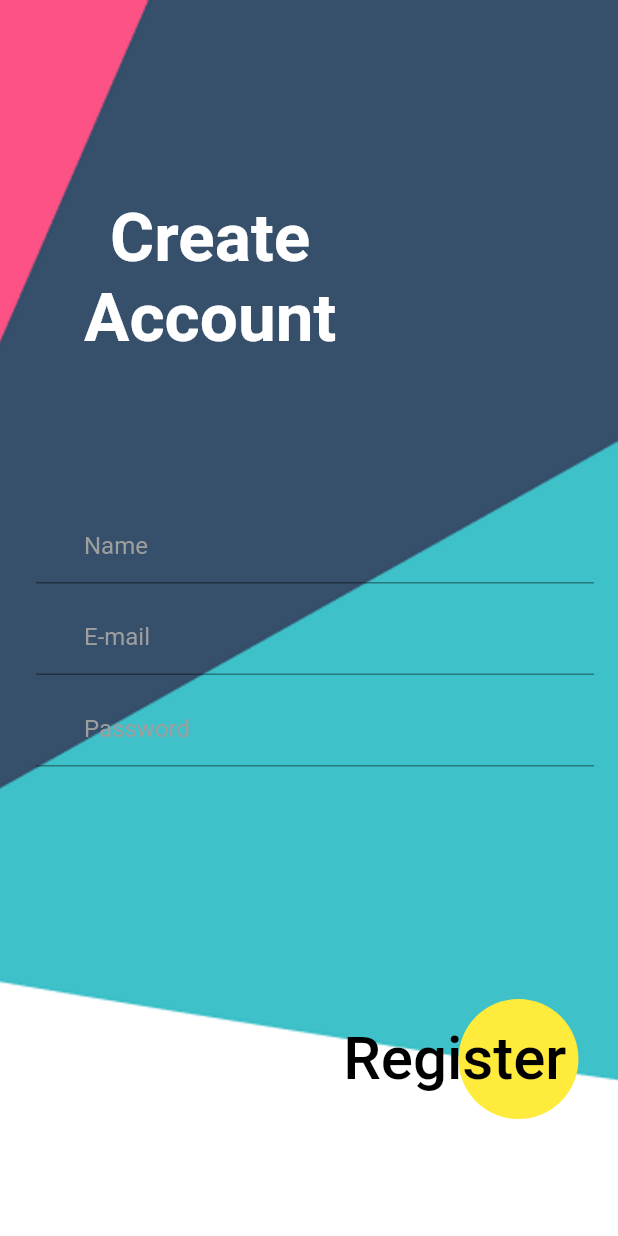
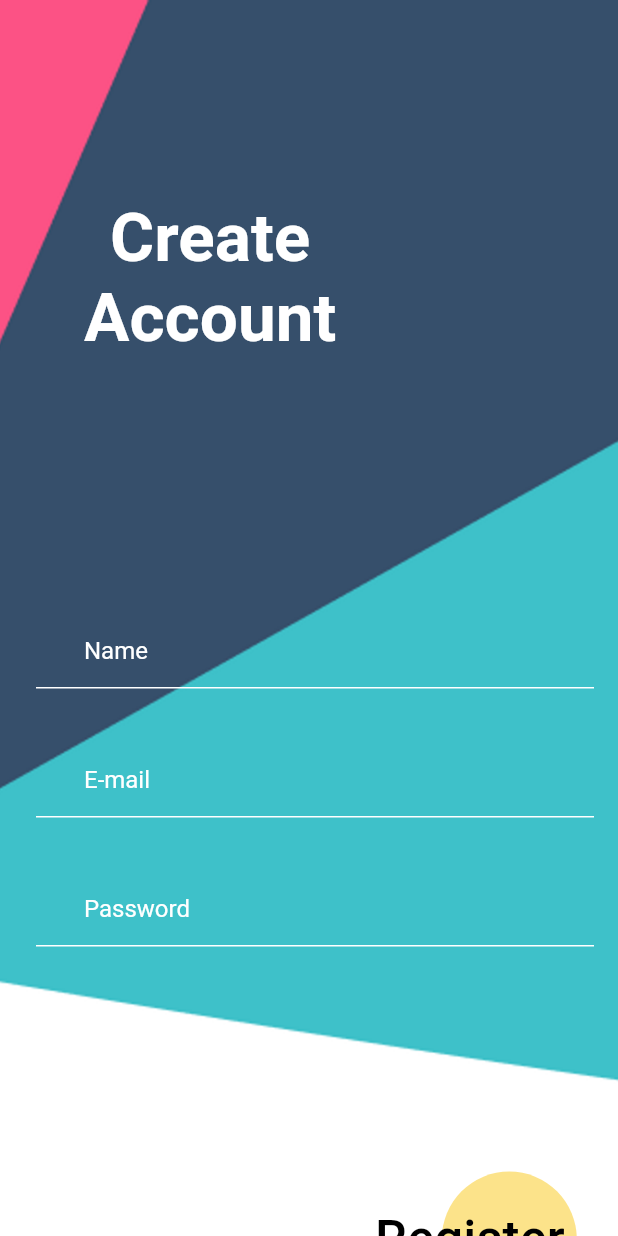
Before and after one commit to Ronnildo/autentication, a Flutter app: the screen it shows after launch, on a phone screen of 412 x 824 dp. Run offline on Flutter 3.47's test engine with Material 2 defaults, Android fonts, the phone set to English and light mode, and no system bars; our stand-ins replace firebase_core; accounts and stored records are empty.

Commit message:
Atualização da tela registro

```diff
--- a/lib/app/register.dart
+++ b/lib/app/register.dart
@@ -64,7 +64,9 @@ class _RegisterState extends State<Register> {
                   ],
                 ),
               ),
-              Column(
+              const SizedBox(height: 70),
+              Container(
+                child: Column(
                   mainAxisAlignment: MainAxisAlignment.center,
                   crossAxisAlignment: CrossAxisAlignment.center,
                   children: [
@@ -74,28 +76,40 @@ class _RegisterState extends State<Register> {
                       decoration: const InputDecoration(
                         hintText: "Name",
                         contentPadding: EdgeInsets.fromLTRB(32, 16, 32, 16),
+                        enabledBorder: UnderlineInputBorder(
+                          borderSide: BorderSide(color: Colors.white),
+                        ),
+                        focusedBorder: UnderlineInputBorder(
+                          borderSide: BorderSide(color: Colors.white),
+                        ),
                         enabled: true,
                         hintStyle: TextStyle(
-                        color: Colors.grey,
+                          color: Colors.white,
                           fontSize: 16,
                         ),
                       ),
                     ),
-                  const SizedBox(height: 10),
+                    const SizedBox(height: 35),
                     TextField(
                       keyboardType: TextInputType.emailAddress,
                       controller: _emailController,
                       decoration: const InputDecoration(
                         hintText: "E-mail",
                         contentPadding: EdgeInsets.fromLTRB(32, 16, 32, 16),
+                        enabledBorder: UnderlineInputBorder(
+                          borderSide: BorderSide(color: Colors.white),
+                        ),
+                        focusedBorder: UnderlineInputBorder(
+                          borderSide: BorderSide(color: Colors.white),
+                        ),
                         enabled: true,
                         hintStyle: TextStyle(
-                        color: Colors.grey,
+                          color: Colors.white,
                           fontSize: 16,
                         ),
                       ),
                     ),
-                  const SizedBox(height: 10),
+                    const SizedBox(height: 35),
                     TextField(
                       obscureText: true,
                       keyboardType: TextInputType.visiblePassword,
@@ -103,14 +117,21 @@ class _RegisterState extends State<Register> {
                       decoration: const InputDecoration(
                         hintText: "Password",
                         contentPadding: EdgeInsets.fromLTRB(32, 16, 32, 16),
+                        enabledBorder: UnderlineInputBorder(
+                          borderSide: BorderSide(color: Colors.white),
+                        ),
+                        focusedBorder: UnderlineInputBorder(
+                          borderSide: BorderSide(color: Colors.white),
+                        ),
                         enabled: true,
                         hintStyle: TextStyle(
-                        color: Colors.grey,
+                          color: Colors.white,
                           fontSize: 16,
                         ),
                       ),
                     ),
                   ],
+                ),
               ),
               const SizedBox(height: 150),
               Align(
@@ -119,10 +140,10 @@ class _RegisterState extends State<Register> {
                   alignment: Alignment.centerRight,
                   children: [
                     Container(
-                      width: 80,
+                      width: 90,
                       height: 90,
                       decoration: const BoxDecoration(
-                          shape: BoxShape.circle, color: Colors.yellow),
+                          shape: BoxShape.circle, color:  Color(0xFFFCE38A),),
                     ),
                     TextButton(
                       onPressed: () {},
@@ -130,14 +151,14 @@ class _RegisterState extends State<Register> {
                         'Register',
                         style: TextStyle(
                           color: Colors.black,
-                          fontSize: 40,
+                          fontSize: 34,
                         ),
                       ),
                     ),
                   ],
                 ),
               ),
-              const SizedBox(height: 150),
+              const SizedBox(height: 20),
               Column(
                 children: [
                   // ignore: avoid_unnecessary_containers
@@ -150,7 +171,7 @@ class _RegisterState extends State<Register> {
                           'Login',
                           style: TextStyle(
                             color: Colors.black,
-                            fontSize: 30,
+                            fontSize: 14,
                           ),
                         ),
                       ),
```
Lines whose indentation alone changed are shown as unchanged.
